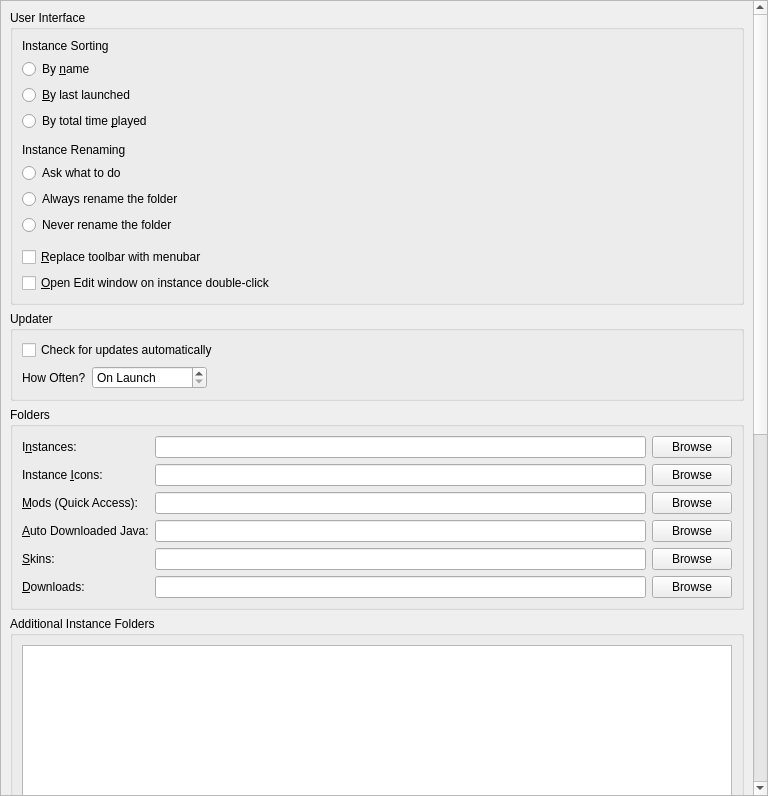
Before: the Qt Designer form launcher/ui/pages/global/LauncherPage.ui in PrismLauncher/PrismLauncher, drawn with Qt 5.
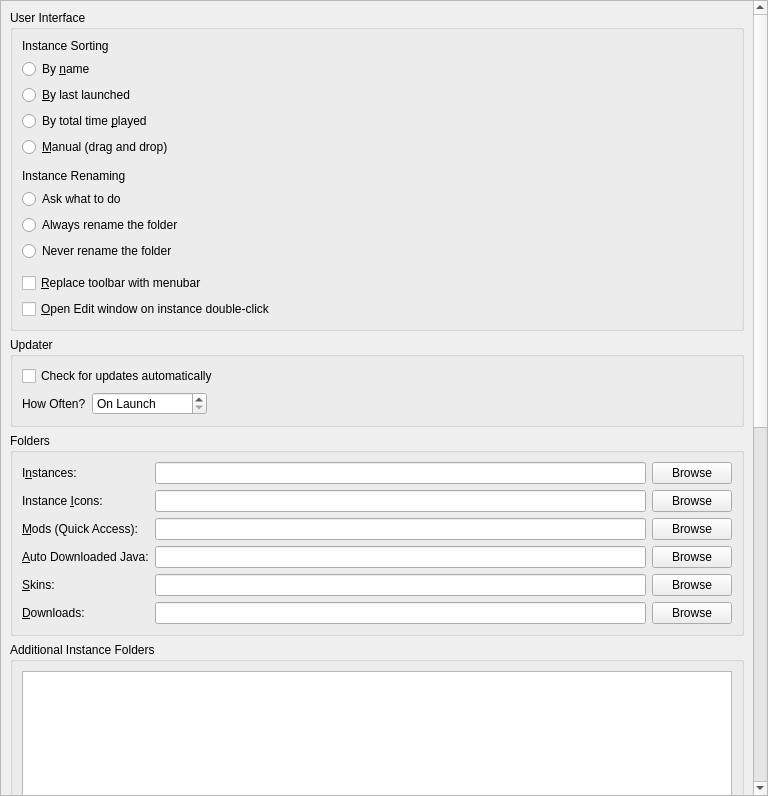
After: the same form once the commit is applied.

Commit message: Added feature -- mode -- that lets users sort instances per group manually. They stay saved when swapping modes, but when changing instance between groups, it appends to the end.

What changed in the file:
```diff
--- a/launcher/ui/pages/global/LauncherPage.ui
+++ b/launcher/ui/pages/global/LauncherPage.ui
@@ -93,6 +93,19 @@
             </attribute>
            </widget>
           </item>
+          <item>
+           <widget class="QRadioButton" name="sortManualBtn">
+            <property name="toolTip">
+             <string>Drag instances within a group to arrange them.</string>
+            </property>
+            <property name="text">
+             <string>&amp;Manual (drag and drop)</string>
+            </property>
+            <attribute name="buttonGroup">
+             <string notr="true">sortingModeGroup</string>
+            </attribute>
+           </widget>
+          </item>
           <item>
            <spacer name="verticalSpacer">
             <property name="orientation">
```
Left out of the diff: 1 changed line with no effect on the pictures. The commit also changes 5 other files.
